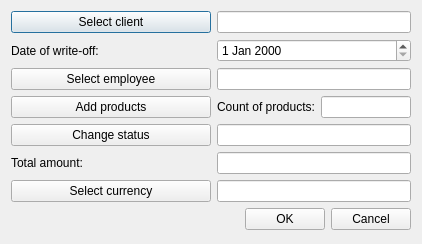
Qt form OrmasAdmin/OrmasAdmin/CreateWOffDlg.ui (Dalerjon/TheOrmasProejct) before a commit.
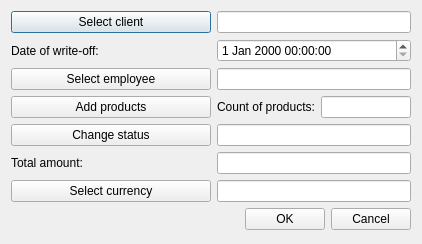
The same form after that commit.

Diff of the .ui file:
```diff
--- a/OrmasAdmin/OrmasAdmin/CreateWOffDlg.ui
+++ b/OrmasAdmin/OrmasAdmin/CreateWOffDlg.ui
@@ -32,20 +32,6 @@
    <property name="bottomMargin">
     <number>11</number>
    </property>
-   <item row="1" column="1" colspan="2">
-    <widget class="QDateEdit" name="dateEdit">
-     <property name="dateTime">
-      <datetime>
-       <hour>0</hour>
-       <minute>0</minute>
-       <second>0</second>
-       <year>2000</year>
-       <month>1</month>
-       <day>1</day>
-      </datetime>
-     </property>
-    </widget>
-   </item>
    <item row="0" column="0">
     <widget class="QPushButton" name="clientBtn">
      <property name="minimumSize">
@@ -187,6 +173,9 @@
      </property>
     </widget>
    </item>
+   <item row="1" column="1" colspan="2">
+    <widget class="QDateTimeEdit" name="dateEdit"/>
+   </item>
   </layout>
  </widget>
  <tabstops>
```
Left out of the diff: 7 changed lines with no effect on the pictures.
